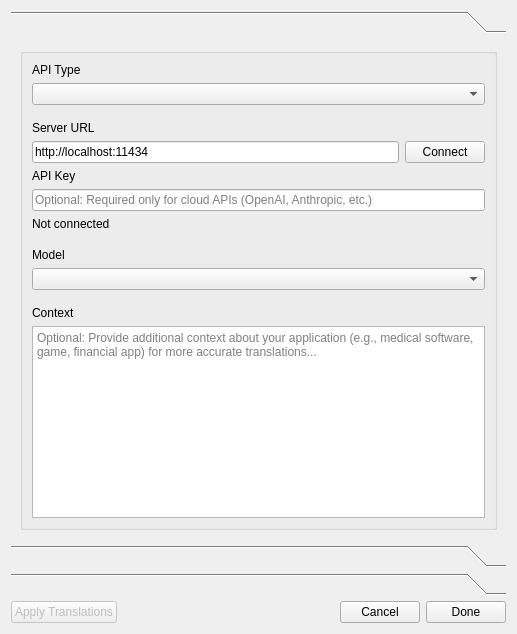
Before: the Qt Designer form src/linguist/linguist/machinetranslationdialog.ui in qt/qttools, drawn with Qt 5.
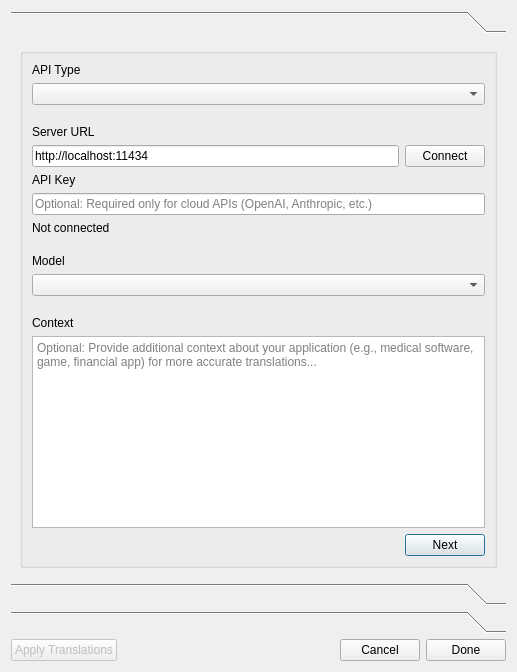
After: the same form once the commit is applied.

Commit message:
Linguist: improve AI translation dialog UI
Add a new next button in the first page of UI translation dialog
to make the flow of steps more intuitive.

```diff
--- a/src/linguist/linguist/machinetranslationdialog.ui
+++ b/src/linguist/linguist/machinetranslationdialog.ui
@@ -7,7 +7,7 @@
     <x>0</x>
     <y>0</y>
     <width>517</width>
-    <height>634</height>
+    <height>672</height>
    </rect>
   </property>
   <property name="windowTitle">
@@ -31,7 +31,7 @@
         <x>0</x>
         <y>0</y>
         <width>493</width>
-        <height>460</height>
+        <height>498</height>
        </rect>
       </property>
       <layout class="QVBoxLayout" name="verticalLayout_2">
@@ -48,7 +48,7 @@
          </property>
          <layout class="QVBoxLayout" name="verticalLayout_4">
           <item>
-           <layout class="QGridLayout" name="configLayout" rowstretch="0,0,0,0,0,0,0,0,0,0,0,0,0,0" columnstretch="0,0" rowminimumheight="0,0,0,0,0,0,0,0,0,0,0,0,0,0">
+           <layout class="QGridLayout" name="configLayout" rowstretch="0,0,0,0,0,0,0,0,0,0,0,0,0,0,0" columnstretch="0,0" rowminimumheight="0,0,0,0,0,0,0,0,0,0,0,0,0,0,0">
             <item row="2" column="0">
              <spacer name="verticalSpacer_5">
               <property name="orientation">
@@ -130,6 +130,13 @@
               </property>
              </widget>
             </item>
+            <item row="14" column="1">
+             <widget class="QPushButton" name="nextButton">
+              <property name="text">
+               <string>Next</string>
+              </property>
+             </widget>
+            </item>
             <item row="7" column="0" colspan="2">
              <widget class="QLabel" name="connectionStatusLabel">
               <property name="text">
```
Left out of the diff: 4 changed lines with no effect on the pictures. The commit also changes 1 other file.
